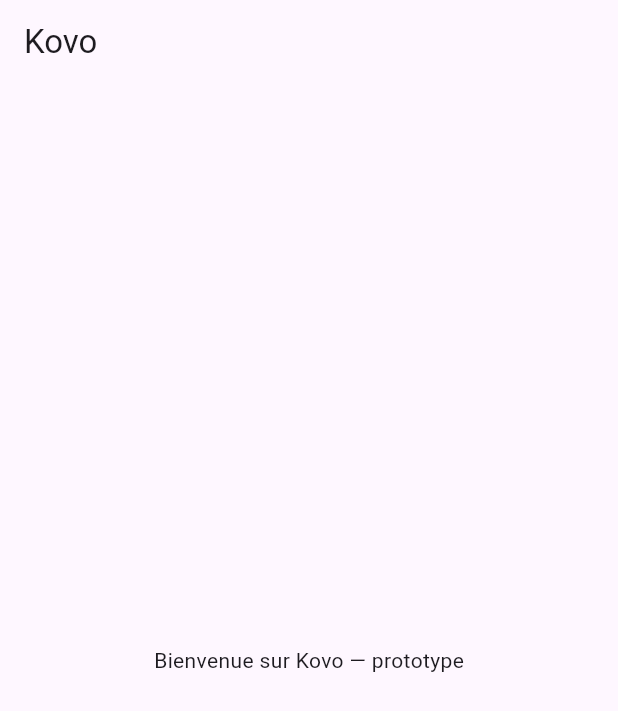
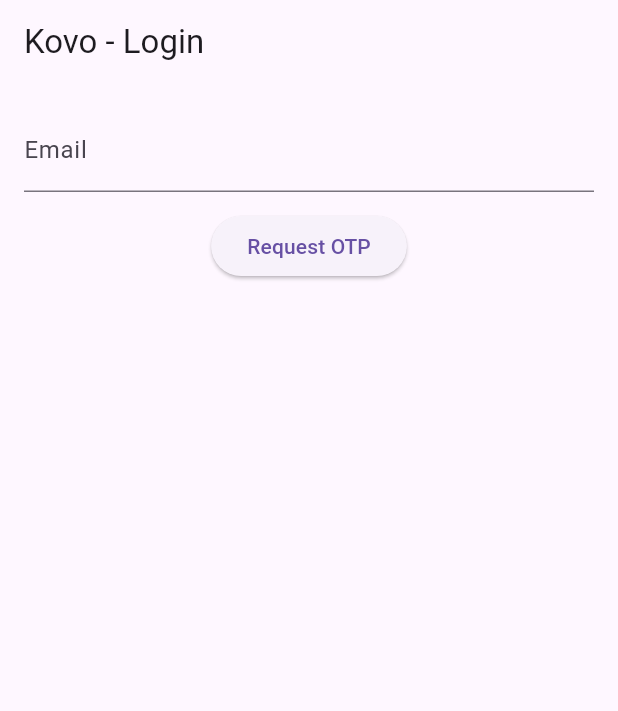
Before and after one commit to akouedekon/kovo, a Flutter app: the screen it shows after launch, on a phone screen of 412 x 824 dp. Shown: the top 711 px of the screen. Run offline on Flutter 3.47's test engine with Material 3 defaults, Android fonts, the phone set to English and light mode, and no system bars; our stand-ins replace flutter_secure_storage, google_maps_flutter, webview_flutter.

Commit message:
mobile(app): full Flutter app screens (auth, OTP, map search, booking, payment placeholder) and services; secure token storage

```diff
--- a/mobile/lib/main.dart
+++ b/mobile/lib/main.dart
@@ -1,4 +1,5 @@
 import 'package:flutter/material.dart';
+import 'screens/login_screen.dart';
 
 void main() {
   runApp(const KovoApp());
@@ -7,23 +8,15 @@
 class KovoApp extends StatelessWidget {
   const KovoApp({super.key});
 
+  // Replace with your backend base URL
+  static const apiBase = 'https://api.kovo.example.com';
+
   @override
   Widget build(BuildContext context) {
     return MaterialApp(
       title: 'Kovo',
-      home: const HomePage(),
+      theme: ThemeData(primarySwatch: Colors.blue),
+      home: LoginScreen(apiBase: apiBase),
     );
   }
 }
-
-class HomePage extends StatelessWidget {
-  const HomePage({super.key});
-
-  @override
-  Widget build(BuildContext context) {
-    return Scaffold(
-      appBar: AppBar(title: const Text('Kovo')),
-      body: const Center(child: Text('Bienvenue sur Kovo — prototype')),
-    );
-  }
-}
--- /dev/null
+++ b/mobile/lib/models/user.dart
@@ -0,0 +1,9 @@
+class User {
+  final String id;
+  final String email;
+  final String? name;
+
+  User({required this.id, required this.email, this.name});
+
+  factory User.fromJson(Map<String, dynamic> j) => User(id: j['id'].toString(), email: j['email'], name: j['name']);
+}
--- /dev/null
+++ b/mobile/lib/screens/login_screen.dart
@@ -0,0 +1,47 @@
+import 'package:flutter/material.dart';
+import '../services/auth_service.dart';
+import '../services/api.dart';
+import '../services/token_storage.dart';
+import 'otp_verify_screen.dart';
+
+class LoginScreen extends StatefulWidget {
+  final String apiBase;
+  const LoginScreen({super.key, required this.apiBase});
+  @override
+  State<LoginScreen> createState() => _LoginScreenState();
+}
+
+class _LoginScreenState extends State<LoginScreen> {
+  final _emailCtl = TextEditingController();
+  bool _loading = false;
+  String? _error;
+
+  void _requestOtp() async {
+    setState((){_loading=true;_error=null;});
+    final api = ApiClient(baseUrl: widget.apiBase, storage: TokenStorage());
+    final auth = AuthService(api, TokenStorage());
+    final ok = await auth.requestOtp(_emailCtl.text.trim());
+    setState(()=>_loading=false);
+    if (ok) {
+      Navigator.push(context, MaterialPageRoute(builder: (_) => OtpVerifyScreen(apiBase: widget.apiBase, email: _emailCtl.text.trim())));
+    } else {
+      setState(()=>_error='Failed to request OTP');
+    }
+  }
+
+  @override
+  Widget build(BuildContext context) {
+    return Scaffold(
+      appBar: AppBar(title: Text('Kovo - Login')),
+      body: Padding(
+        padding: EdgeInsets.all(16),
+        child: Column(children: [
+          TextField(controller: _emailCtl, decoration: InputDecoration(labelText: 'Email')),
+          SizedBox(height:12),
+          if (_error!=null) Text(_error!, style: TextStyle(color:Colors.red)),
+          ElevatedButton(onPressed: _loading?null:_requestOtp, child: _loading?CircularProgressIndicator(color:Colors.white):Text('Request OTP'))
+        ],),
+      ),
+    );
+  }
+}
--- /dev/null
+++ b/mobile/lib/services/api.dart
@@ -0,0 +1,26 @@
+import 'dart:convert';
+import 'package:http/http.dart' as http;
+import 'token_storage.dart';
+
+class ApiClient {
+  final String baseUrl;
+  final TokenStorage storage;
+
+  ApiClient({required this.baseUrl, required this.storage});
+
+  Future<http.Response> post(String path, Map<String, dynamic> body, {Map<String, String>? headers}) async {
+    final url = Uri.parse('$baseUrl$path');
+    final h = <String, String>{'Content-Type': 'application/json'};
+    if (headers != null) h.addAll(headers);
+    final res = await http.post(url, headers: h, body: jsonEncode(body));
+    return res;
+  }
+
+  Future<http.Response> get(String path, {Map<String, String>? headers}) async {
+    final url = Uri.parse('$baseUrl$path');
+    final h = <String, String>{};
+    if (headers != null) h.addAll(headers);
+    final res = await http.get(url, headers: h);
+    return res;
+  }
+}
--- /dev/null
+++ b/mobile/lib/services/auth_service.dart
@@ -0,0 +1,28 @@
+import 'dart:convert';
+import 'package:http/http.dart' as http;
+import 'token_storage.dart';
+
+class AuthService {
+  final ApiClient api;
+  final TokenStorage storage;
+  AuthService(this.api, this.storage);
+
+  Future<bool> requestOtp(String email) async {
+    final res = await api.post('/api/auth/request-otp', {'email': email});
+    return res.statusCode == 200 || res.statusCode == 204;
+  }
+
+  Future<Map<String, dynamic>?> verifyOtp(String email, String otp) async {
+    final res = await api.post('/api/auth/verify', {'email': email, 'otp': otp});
+    if (res.statusCode == 200) {
+      final j = jsonDecode(res.body) as Map<String, dynamic>;
+      if (j['accessToken'] != null && j['refreshToken'] != null) {
+        await storage.saveTokens(j['accessToken'], j['refreshToken']);
+      }
+      return j;
+    }
+    return null;
+  }
+
+  Future<void> logout() async { await storage.clear(); }
+}
--- /dev/null
+++ b/mobile/lib/services/token_storage.dart
@@ -0,0 +1,16 @@
+import 'package:flutter_secure_storage/flutter_secure_storage.dart';
+
+class TokenStorage {
+  final FlutterSecureStorage _store = const FlutterSecureStorage();
+  static const _accessKey = 'kovo_access_token';
+  static const _refreshKey = 'kovo_refresh_token';
+
+  Future<void> saveTokens(String access, String refresh) async {
+    await _store.write(key: _accessKey, value: access);
+    await _store.write(key: _refreshKey, value: refresh);
+  }
+
+  Future<String?> getAccessToken() => _store.read(key: _accessKey);
+  Future<String?> getRefreshToken() => _store.read(key: _refreshKey);
+  Future<void> clear() async { await _store.delete(key: _accessKey); await _store.delete(key: _refreshKey); }
+}
```
Also changed, not shown: mobile/lib/models/ride.dart (added, +23 -0 lines), mobile/lib/screens/booking_screen.dart (added, +27 -0 lines), mobile/lib/screens/home_screen.dart (added, +35 -0 lines), mobile/lib/screens/otp_verify_screen.dart (added, +39 -0 lines), mobile/lib/screens/payment_screen.dart (added, +16 -0 lines), mobile/lib/screens/profile_screen.dart (added, +9 -0 lines), mobile/lib/screens/ride_detail_screen.dart (added, +14 -0 lines), mobile/lib/screens/search_results_screen.dart (added, +42 -0 lines), mobile/lib/widgets/loading.dart (added, +10 -0 lines), mobile/pubspec.yaml (+9 -2 lines).
